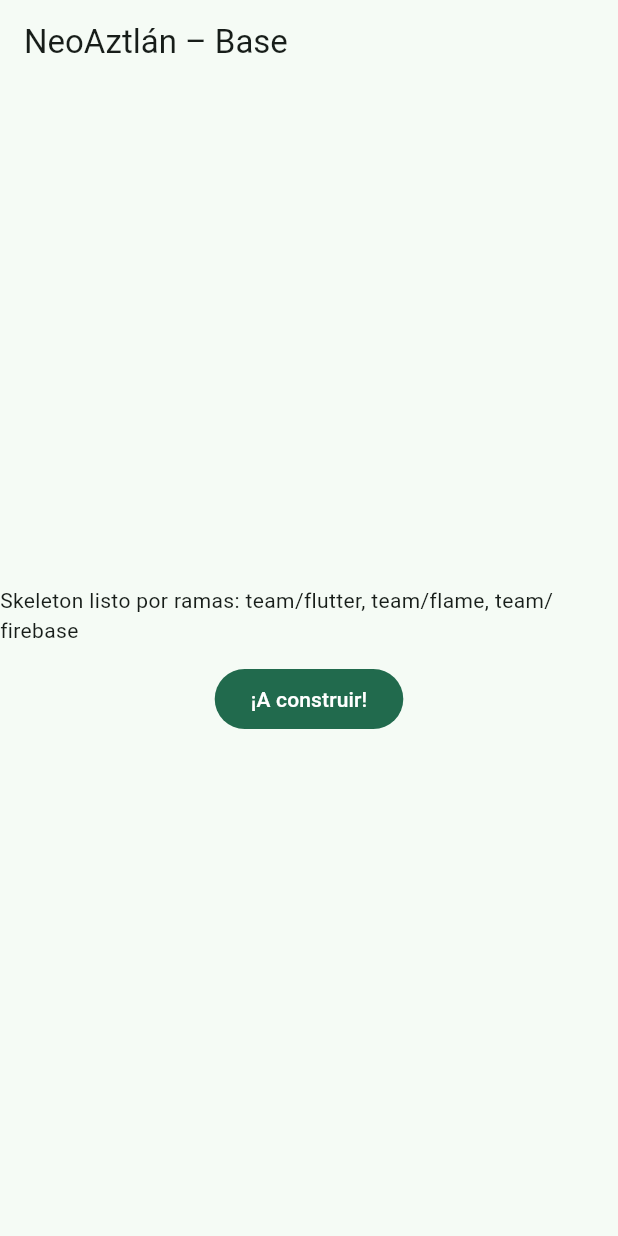
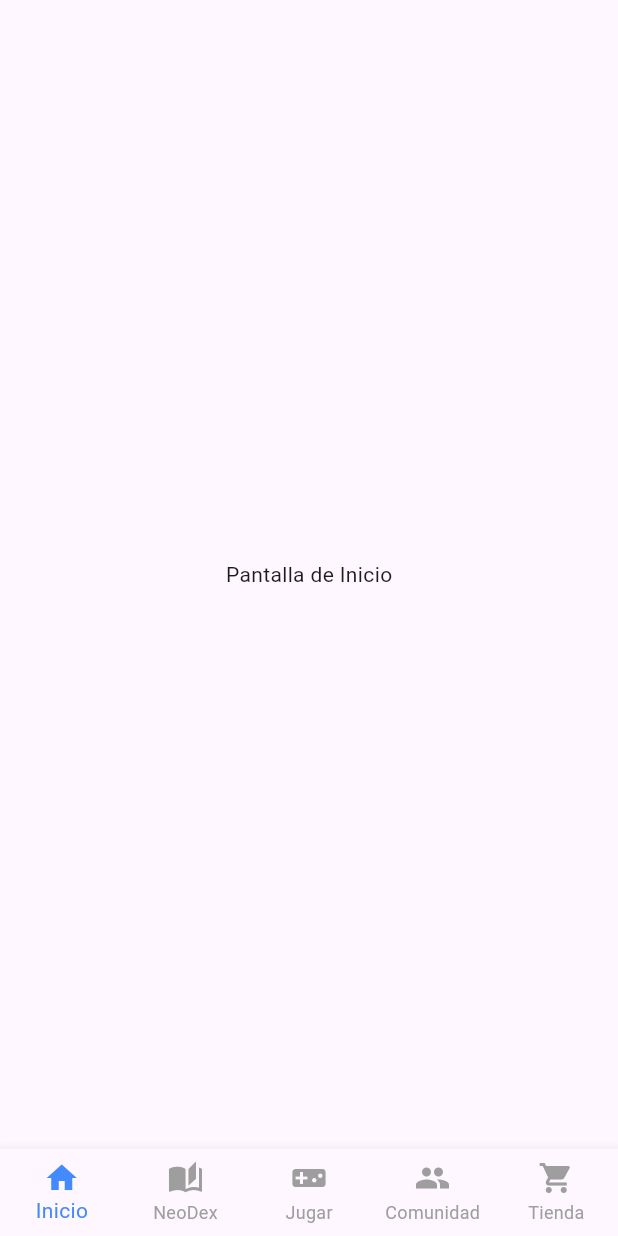
Before and after one commit to admnneoaztlan/neoaztlangame, a Flutter app: the screen it shows after launch, on a phone screen of 412 x 824 dp. Run offline on Flutter 3.47's test engine with Material 3 defaults, Android fonts, the light colour scheme and no system bars.

Commit message:
Update main.dart

```diff
--- a/lib/main.dart
+++ b/lib/main.dart
@@ -1,44 +1,71 @@
 import 'package:flutter/material.dart';
+import 'screens/home_screen.dart';
+import 'screens/neodex_screen.dart';
+import 'screens/play_screen.dart';
+import 'screens/community_screen.dart';
+import 'screens/shop_screen.dart';
 
 void main() {
-  runApp(const NeoAztlanApp());
+  runApp(NeoaztlanApp());
 }
 
-class NeoAztlanApp extends StatelessWidget {
-  const NeoAztlanApp({super.key});
-
+class NeoaztlanApp extends StatelessWidget {
   @override
   Widget build(BuildContext context) {
     return MaterialApp(
-      title: 'NeoAztlán',
-      theme: ThemeData(
-        colorSchemeSeed: const Color(0xFF10593e),
-        useMaterial3: true,
-      ),
-      home: const HomeScreen(),
+      title: 'Neoaztlan Game',
+      theme: ThemeData(primarySwatch: Colors.blue),
+      home: MainNavigation(),
     );
   }
 }
 
-class HomeScreen extends StatelessWidget {
-  const HomeScreen({super.key});
+class MainNavigation extends StatefulWidget {
+  @override
+  _MainNavigationState createState() => _MainNavigationState();
+}
+
+class _MainNavigationState extends State<MainNavigation> {
+  int _currentIndex = 0;
+
+  final List<Widget> _screens = [
+    HomeScreen(),
+    NeoDexScreen(),
+    PlayScreen(),
+    CommunityScreen(),
+    ShopScreen(),
+  ];
 
   @override
   Widget build(BuildContext context) {
     return Scaffold(
-      appBar: AppBar(title: const Text('NeoAztlán – Base')),
-      body: Center(
-        child: Column(
-          mainAxisSize: MainAxisSize.min,
-          children: [
-            const Text('Skeleton listo por ramas: team/flutter, team/flame, team/firebase'),
-            const SizedBox(height: 12),
-            FilledButton(
-              onPressed: () {},
-              child: const Text('¡A construir!'),
-            ),
-          ],
-        ),
+      body: _screens[_currentIndex],
+      bottomNavigationBar: BottomNavigationBar(
+        currentIndex: _currentIndex,
+        onTap: (index) {
+          setState(() {
+            _currentIndex = index;
+          });
+        },
+        type: BottomNavigationBarType.fixed,
+        selectedItemColor: Colors.blueAccent,
+        unselectedItemColor: Colors.grey,
+        items: const [
+          BottomNavigationBarItem(icon: Icon(Icons.home), label: 'Inicio'),
+          BottomNavigationBarItem(
+            icon: Icon(Icons.auto_stories),
+            label: 'NeoDex',
+          ),
+          BottomNavigationBarItem(
+            icon: Icon(Icons.videogame_asset),
+            label: 'Jugar',
+          ),
+          BottomNavigationBarItem(icon: Icon(Icons.people), label: 'Comunidad'),
+          BottomNavigationBarItem(
+            icon: Icon(Icons.shopping_cart),
+            label: 'Tienda',
+          ),
+        ],
       ),
     );
   }
```
